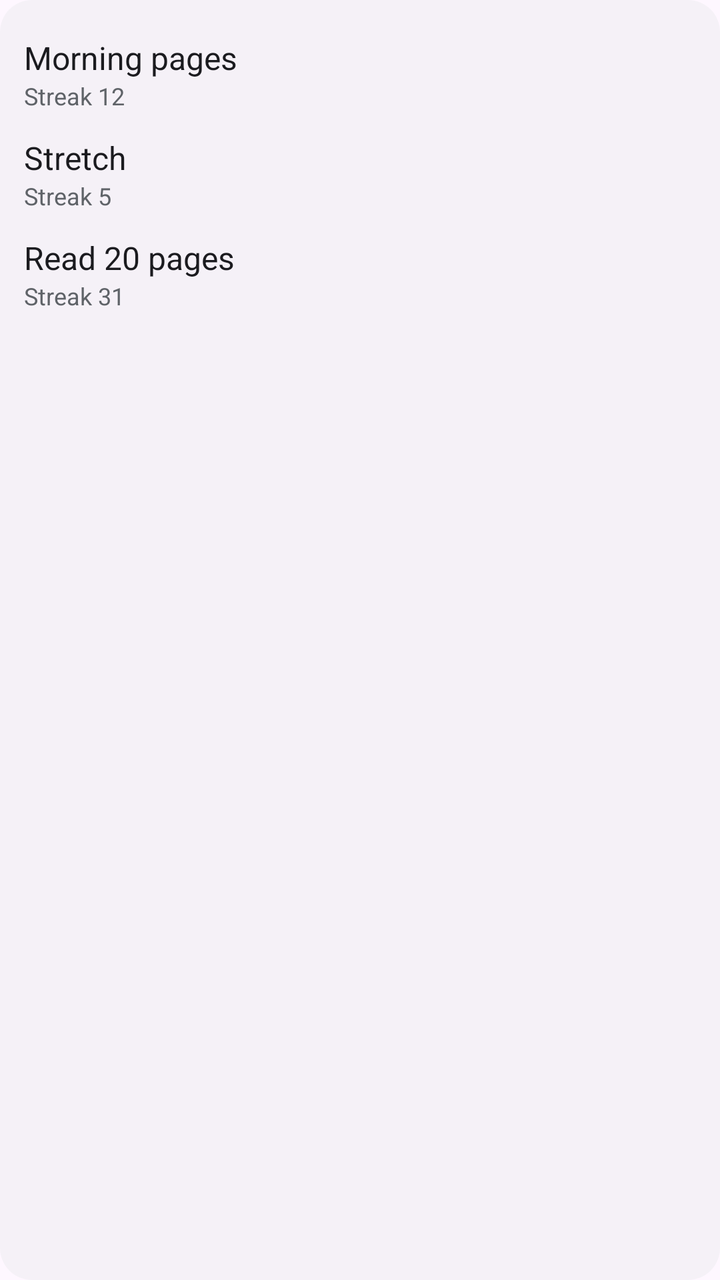
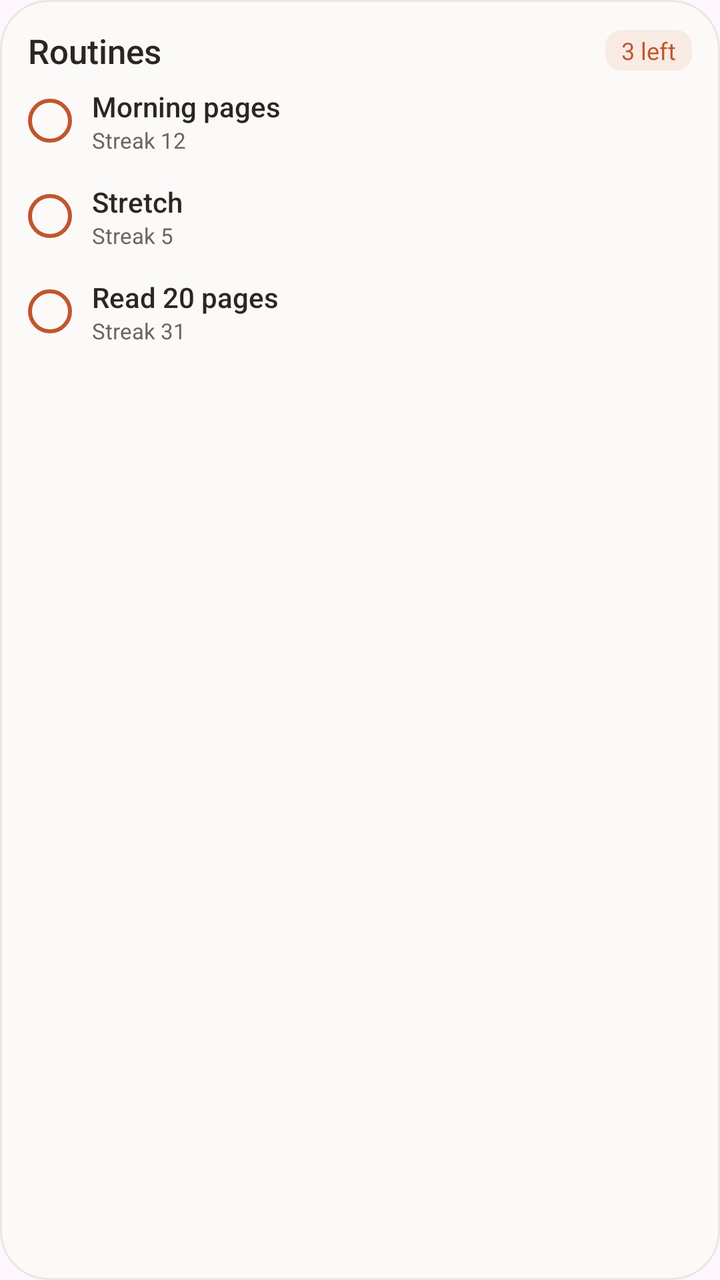

Two renders of the same Android screen: before a commit and after it. Below are the layout's source before the change and the commit's diff.
<!-- AndroidManifest.xml: application theme Theme.orbit_app -->
<!-- res/layout/widget_routines_preview.xml -->
<?xml version="1.0" encoding="utf-8"?>
<LinearLayout xmlns:android="http://schemas.android.com/apk/res/android" android:layout_width="match_parent" android:layout_height="match_parent" android:background="@drawable/widget_panel" android:orientation="vertical" android:padding="12dp">
    <LinearLayout android:layout_width="match_parent" android:layout_height="wrap_content" android:orientation="vertical" android:paddingTop="6dp" android:paddingBottom="6dp">
        <TextView android:layout_width="wrap_content" android:layout_height="wrap_content" android:singleLine="true" android:text="@string/preview_routine_1" android:textColor="@color/widget_text" android:textSize="16sp" />
        <TextView android:layout_width="wrap_content" android:layout_height="wrap_content" android:singleLine="true" android:text="@string/preview_streak_1" android:textColor="@color/widget_muted" android:textSize="12sp" />
    </LinearLayout>
    <LinearLayout android:layout_width="match_parent" android:layout_height="wrap_content" android:orientation="vertical" android:paddingTop="6dp" android:paddingBottom="6dp">
        <TextView android:layout_width="wrap_content" android:layout_height="wrap_content" android:singleLine="true" android:text="@string/preview_routine_2" android:textColor="@color/widget_text" android:textSize="16sp" />
        <TextView android:layout_width="wrap_content" android:layout_height="wrap_content" android:singleLine="true" android:text="@string/preview_streak_2" android:textColor="@color/widget_muted" android:textSize="12sp" />
    </LinearLayout>
    <LinearLayout android:layout_width="match_parent" android:layout_height="wrap_content" android:orientation="vertical" android:paddingTop="6dp" android:paddingBottom="6dp">
        <TextView android:layout_width="wrap_content" android:layout_height="wrap_content" android:singleLine="true" android:text="@string/preview_routine_3" android:textColor="@color/widget_text" android:textSize="16sp" />
        <TextView android:layout_width="wrap_content" android:layout_height="wrap_content" android:singleLine="true" android:text="@string/preview_streak_3" android:textColor="@color/widget_muted" android:textSize="12sp" />
    </LinearLayout>
</LinearLayout>
<!-- resources referenced by this layout -->
<resources>
  <color name="widget_muted">#5F6368</color>
  <color name="widget_text">#1B1B1F</color>
  <!-- drawable widget_panel (drawable) -->
  <?xml version="1.0" encoding="utf-8"?>
  <shape xmlns:android="http://schemas.android.com/apk/res/android"
      android:shape="rectangle">
      <solid android:color="@color/widget_panel" />
      <corners android:radius="16dp" />
  </shape>
  <string name="preview_routine_1">"Morning pages"</string>
  <string name="preview_routine_2">"Stretch"</string>
  <string name="preview_routine_3">"Read 20 pages"</string>
  <string name="preview_streak_1">"Streak 12"</string>
  <string name="preview_streak_2">"Streak 5"</string>
  <string name="preview_streak_3">"Streak 31"</string>
  <style name="Theme.orbit_app" parent="Theme.Material3.DayNight.NoActionBar">
          
      </style>
  <color name="widget_panel">#CCF3F1F6</color>
</resources>

<!-- the commit's change to res/layout/widget_routines_preview.xml (unified diff, before → after) -->
@@ -1,15 +1,28 @@
 <?xml version="1.0" encoding="utf-8"?>
-<LinearLayout xmlns:android="http://schemas.android.com/apk/res/android" android:layout_width="match_parent" android:layout_height="match_parent" android:background="@drawable/widget_panel" android:orientation="vertical" android:padding="12dp">
-    <LinearLayout android:layout_width="match_parent" android:layout_height="wrap_content" android:orientation="vertical" android:paddingTop="6dp" android:paddingBottom="6dp">
-        <TextView android:layout_width="wrap_content" android:layout_height="wrap_content" android:singleLine="true" android:text="@string/preview_routine_1" android:textColor="@color/widget_text" android:textSize="16sp" />
-        <TextView android:layout_width="wrap_content" android:layout_height="wrap_content" android:singleLine="true" android:text="@string/preview_streak_1" android:textColor="@color/widget_muted" android:textSize="12sp" />
+<LinearLayout xmlns:android="http://schemas.android.com/apk/res/android" android:layout_width="match_parent" android:layout_height="match_parent" android:background="@drawable/widget_panel" android:orientation="vertical" android:padding="14dp">
+    <LinearLayout android:layout_width="match_parent" android:layout_height="wrap_content" android:gravity="center_vertical" android:orientation="horizontal">
+        <TextView android:layout_width="0dp" android:layout_height="wrap_content" android:layout_weight="1" android:fontFamily="sans-serif-medium" android:text="@string/routines_header" android:textColor="@color/widget_text" android:textSize="17sp" />
+        <TextView android:layout_width="wrap_content" android:layout_height="wrap_content" android:background="@drawable/chip_accent" android:paddingBottom="2dp" android:paddingEnd="8dp" android:paddingStart="8dp" android:paddingTop="2dp" android:text="3 left" android:textColor="@color/widget_accent" android:textSize="12sp" />
     </LinearLayout>
-    <LinearLayout android:layout_width="match_parent" android:layout_height="wrap_content" android:orientation="vertical" android:paddingTop="6dp" android:paddingBottom="6dp">
-        <TextView android:layout_width="wrap_content" android:layout_height="wrap_content" android:singleLine="true" android:text="@string/preview_routine_2" android:textColor="@color/widget_text" android:textSize="16sp" />
-        <TextView android:layout_width="wrap_content" android:layout_height="wrap_content" android:singleLine="true" android:text="@string/preview_streak_2" android:textColor="@color/widget_muted" android:textSize="12sp" />
+    <LinearLayout android:layout_width="match_parent" android:layout_height="wrap_content" android:gravity="center_vertical" android:orientation="horizontal" android:paddingBottom="7dp" android:paddingTop="7dp">
+        <ImageView android:layout_width="22dp" android:layout_height="22dp" android:src="@drawable/ring" android:tint="@color/widget_accent" />
+        <LinearLayout android:layout_width="0dp" android:layout_height="wrap_content" android:layout_marginStart="10dp" android:layout_weight="1" android:orientation="vertical">
+            <TextView android:layout_width="wrap_content" android:layout_height="wrap_content" android:fontFamily="sans-serif-medium" android:text="@string/preview_routine_1" android:textColor="@color/widget_text" android:textSize="14sp" />
+            <TextView android:layout_width="wrap_content" android:layout_height="wrap_content" android:text="@string/preview_streak_1" android:textColor="@color/widget_muted" android:textSize="11sp" />
+        </LinearLayout>
     </LinearLayout>
-    <LinearLayout android:layout_width="match_parent" android:layout_height="wrap_content" android:orientation="vertical" android:paddingTop="6dp" android:paddingBottom="6dp">
-        <TextView android:layout_width="wrap_content" android:layout_height="wrap_content" android:singleLine="true" android:text="@string/preview_routine_3" android:textColor="@color/widget_text" android:textSize="16sp" />
-        <TextView android:layout_width="wrap_content" android:layout_height="wrap_content" android:singleLine="true" android:text="@string/preview_streak_3" android:textColor="@color/widget_muted" android:textSize="12sp" />
+    <LinearLayout android:layout_width="match_parent" android:layout_height="wrap_content" android:gravity="center_vertical" android:orientation="horizontal" android:paddingBottom="7dp" android:paddingTop="7dp">
+        <ImageView android:layout_width="22dp" android:layout_height="22dp" android:src="@drawable/ring" android:tint="@color/widget_accent" />
+        <LinearLayout android:layout_width="0dp" android:layout_height="wrap_content" android:layout_marginStart="10dp" android:layout_weight="1" android:orientation="vertical">
+            <TextView android:layout_width="wrap_content" android:layout_height="wrap_content" android:fontFamily="sans-serif-medium" android:text="@string/preview_routine_2" android:textColor="@color/widget_text" android:textSize="14sp" />
+            <TextView android:layout_width="wrap_content" android:layout_height="wrap_content" android:text="@string/preview_streak_2" android:textColor="@color/widget_muted" android:textSize="11sp" />
+        </LinearLayout>
+    </LinearLayout>
+    <LinearLayout android:layout_width="match_parent" android:layout_height="wrap_content" android:gravity="center_vertical" android:orientation="horizontal" android:paddingBottom="7dp" android:paddingTop="7dp">
+        <ImageView android:layout_width="22dp" android:layout_height="22dp" android:src="@drawable/ring" android:tint="@color/widget_accent" />
+        <LinearLayout android:layout_width="0dp" android:layout_height="wrap_content" android:layout_marginStart="10dp" android:layout_weight="1" android:orientation="vertical">
+            <TextView android:layout_width="wrap_content" android:layout_height="wrap_content" android:fontFamily="sans-serif-medium" android:text="@string/preview_routine_3" android:textColor="@color/widget_text" android:textSize="14sp" />
+            <TextView android:layout_width="wrap_content" android:layout_height="wrap_content" android:text="@string/preview_streak_3" android:textColor="@color/widget_muted" android:textSize="11sp" />
+        </LinearLayout>
     </LinearLayout>
 </LinearLayout>
<!-- resource entries referenced after the edit -->
@@ -1,13 +1,29 @@
 <!-- resources referenced by this layout -->
 <resources>
-  <color name="widget_muted">#5F6368</color>
-  <color name="widget_text">#1B1B1F</color>
+  <color name="widget_accent">#C2552F</color>
+  <color name="widget_muted">#6B665E</color>
+  <color name="widget_text">#2A2723</color>
+  <!-- drawable chip_accent (drawable) -->
+  <?xml version="1.0" encoding="utf-8"?>
+  <shape xmlns:android="http://schemas.android.com/apk/res/android" android:shape="rectangle">
+      <solid android:color="@color/widget_accent_soft" />
+      <corners android:radius="8dp" />
+  </shape>
+  <!-- drawable ring (drawable) -->
+  <?xml version="1.0" encoding="utf-8"?>
+  <shape xmlns:android="http://schemas.android.com/apk/res/android"
+      android:shape="oval">
+      <solid android:color="@android:color/transparent" />
+      <stroke
+          android:width="2dp"
+          android:color="@android:color/white" />
+  </shape>
   <!-- drawable widget_panel (drawable) -->
   <?xml version="1.0" encoding="utf-8"?>
-  <shape xmlns:android="http://schemas.android.com/apk/res/android"
-      android:shape="rectangle">
+  <shape xmlns:android="http://schemas.android.com/apk/res/android" android:shape="rectangle">
       <solid android:color="@color/widget_panel" />
-      <corners android:radius="16dp" />
+      <corners android:radius="24dp" />
+      <stroke android:width="1dp" android:color="@color/widget_line" />
   </shape>
   <string name="preview_routine_1">"Morning pages"</string>
   <string name="preview_routine_2">"Stretch"</string>
@@ -15,9 +31,12 @@
   <string name="preview_streak_1">"Streak 12"</string>
   <string name="preview_streak_2">"Streak 5"</string>
   <string name="preview_streak_3">"Streak 31"</string>
+  <string name="routines_header">"Routines"</string>
   <style name="Theme.orbit_app" parent="Theme.Material3.DayNight.NoActionBar">
           
       </style>
-  <color name="widget_panel">#CCF3F1F6</color>
+  <color name="widget_accent_soft">#F8EBE4</color>
+  <color name="widget_panel">#FBFAF8</color>
+  <color name="widget_line">#EBE7E0</color>
 </resources>
 
